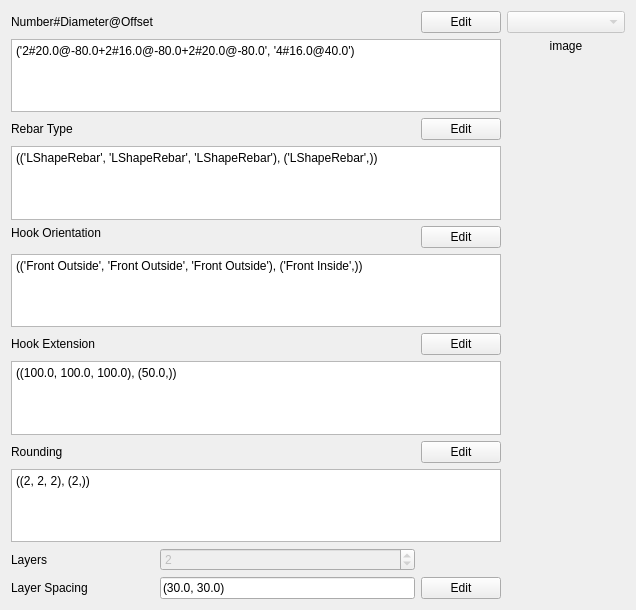
Before: the Qt Designer form BeamReinforcement/TopBottomReinforcement.ui in amrit3701/FreeCAD-Reinforcement, drawn with Qt 5.
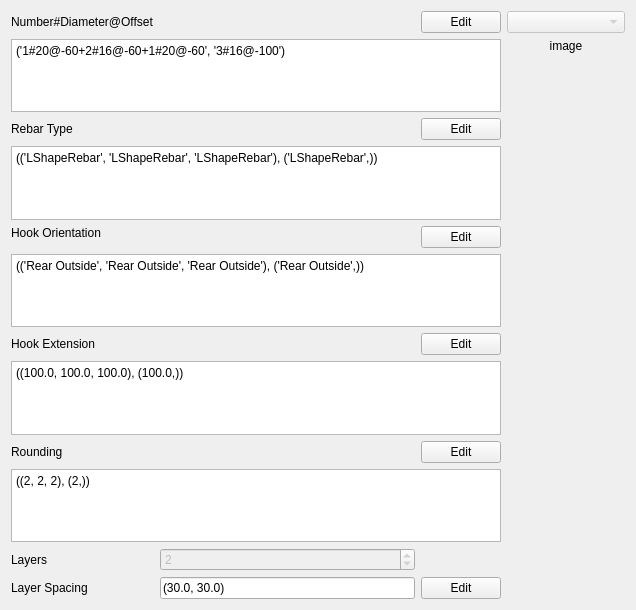
After: the same form once the commit is applied. Custom widgets are drawn as their Qt base class.

Commit message: Implement reset button in beam reinforcement dialog

Diff of the .ui file:
```diff
--- a/BeamReinforcement/TopBottomReinforcement.ui
+++ b/BeamReinforcement/TopBottomReinforcement.ui
@@ -49,7 +49,7 @@
       <bool>true</bool>
      </property>
      <property name="plainText">
-      <string>('2#20.0@-80.0+2#16.0@-80.0+2#20.0@-80.0', '4#16.0@40.0')</string>
+      <string>('1#20@-60+2#16@-60+1#20@-60', '3#16@-100')</string>
      </property>
     </widget>
    </item>
@@ -112,7 +112,7 @@
       <bool>true</bool>
      </property>
      <property name="plainText">
-      <string>(('Front Outside', 'Front Outside', 'Front Outside'), ('Front Inside',))</string>
+      <string>(('Rear Outside', 'Rear Outside', 'Rear Outside'), ('Rear Outside',))</string>
      </property>
     </widget>
    </item>
@@ -136,7 +136,7 @@
       <bool>true</bool>
      </property>
      <property name="plainText">
-      <string>((100.0, 100.0, 100.0), (50.0,))</string>
+      <string>((100.0, 100.0, 100.0), (100.0,))</string>
      </property>
     </widget>
    </item>
```
The commit also changes 4 other files.
